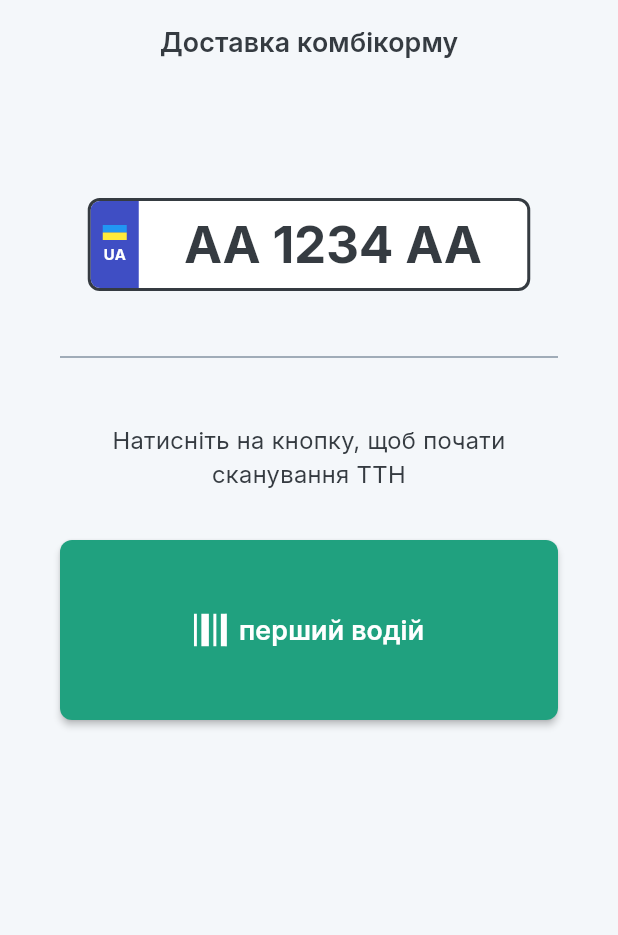
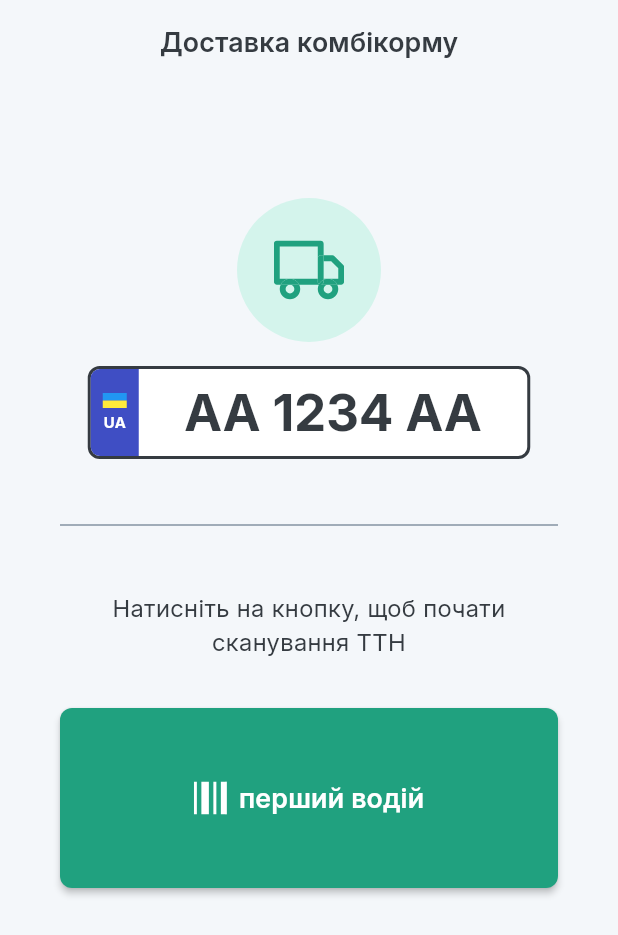
Before and after one commit to valerii-kostynskyi/delivery, a Flutter app: the ScaningPage screen opened by its route, on a phone screen of 412 x 824 dp. Shown: the top 935 px of the screen. Run offline on Flutter 3.47's test engine with Material 3 defaults, Android fonts, the phone set to English and light mode, and no system bars; our stand-ins replace dio, flutter_multi_formatter, flutter_secure_storage, flutter_svg, get_it, go_router and 1 more; accounts and stored records are empty.

Commit message:
rename widget, add truck icon

```diff
--- a/lib/presentation/custom_widget/custom_error_widget.dart
+++ b/lib/presentation/custom_widget/custom_error_widget.dart
@@ -15,7 +15,7 @@ class CustomErrorWidget extends StatelessWidget {
         mainAxisAlignment: MainAxisAlignment.center,
         crossAxisAlignment: CrossAxisAlignment.center,
         children: [
-          const ErrorIconWidget(
+          const BigIconWidget(
             iconName: 'alert-octagon',
           ),
           const SizedBox(height: 24),
--- a/lib/presentation/custom_widget/error_icon.dart
+++ b/lib/presentation/custom_widget/error_icon.dart
@@ -1,11 +1,11 @@
 import 'package:flutter/material.dart';
 import 'package:flutter_svg/flutter_svg.dart';
 
-class ErrorIconWidget extends StatelessWidget {
+class BigIconWidget extends StatelessWidget {
   final String iconName;
   final Color? backgroundColor;
   final Color? iconColor;
-  const ErrorIconWidget({
+  const BigIconWidget({
     super.key,
     required this.iconName,
     this.backgroundColor,
--- a/lib/presentation/pages/detail_task_page/detail_task_page.dart
+++ b/lib/presentation/pages/detail_task_page/detail_task_page.dart
@@ -173,7 +173,7 @@ class DetailTaskPageState extends State<DetailTaskPage> {
               Center(
                 child: Column(
                   children: [
-                    ErrorIconWidget(
+                    BigIconWidget(
                       iconName: 'check',
                       backgroundColor: theme.colorScheme.onSurface,
                       iconColor: theme.focusColor,
--- a/lib/presentation/pages/scaning_page/scaning_page.dart
+++ b/lib/presentation/pages/scaning_page/scaning_page.dart
@@ -1,4 +1,5 @@
 import 'package:dostavka/presentation/custom_widget/custom_button.dart';
+import 'package:dostavka/presentation/custom_widget/error_icon.dart';
 import 'package:dostavka/presentation/custom_widget/license_palet.dart';
 import 'package:dostavka/presentation/utility/extension/change_localization.dart';
 import 'package:flutter/material.dart';
@@ -9,13 +10,14 @@ class ScaningPage extends StatelessWidget {
 
   @override
   Widget build(BuildContext context) {
+    final theme = Theme.of(context);
     return Scaffold(
       appBar: AppBar(
         centerTitle: true,
-        backgroundColor: Theme.of(context).scaffoldBackgroundColor,
+        backgroundColor: theme.scaffoldBackgroundColor,
         title: Text(
           context.localizations.kkzDelivery,
-          style: Theme.of(context).textTheme.titleMedium,
+          style: theme.textTheme.titleMedium,
         ),
       ),
       body: Padding(
@@ -25,6 +27,12 @@ class ScaningPage extends StatelessWidget {
             crossAxisAlignment: CrossAxisAlignment.center,
             children: [
               const SizedBox(height: 36),
+              BigIconWidget(
+                iconName: 'truck',
+                backgroundColor: theme.colorScheme.onSurface,
+                iconColor: theme.focusColor,
+              ),
+              const SizedBox(height: 16),
               const LicensePlate(adminNumber: 'AA 1234 AA'),
               const SizedBox(height: 36),
               Divider(thickness: 1, color: Theme.of(context).hintColor),
```
Also changed, not shown: assets/icons/truck.svg (added).
